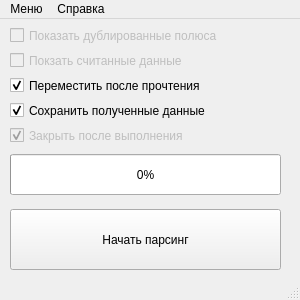
The window that window/ui/parser_window.ui (Zack8629/k-med) describes before a commit, drawn with Qt 5.
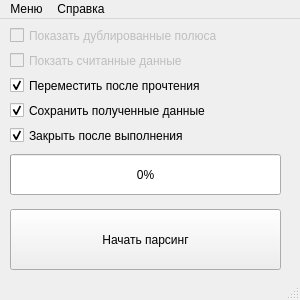
The same window after the commit.

What changed in the file:
```diff
--- a/window/ui/parser_window.ui
+++ b/window/ui/parser_window.ui
@@ -145,9 +145,6 @@
     </property>
    </widget>
    <widget class="QCheckBox" name="close_after_done">
-    <property name="enabled">
-     <bool>false</bool>
-    </property>
     <property name="geometry">
      <rect>
       <x>10</x>
```
